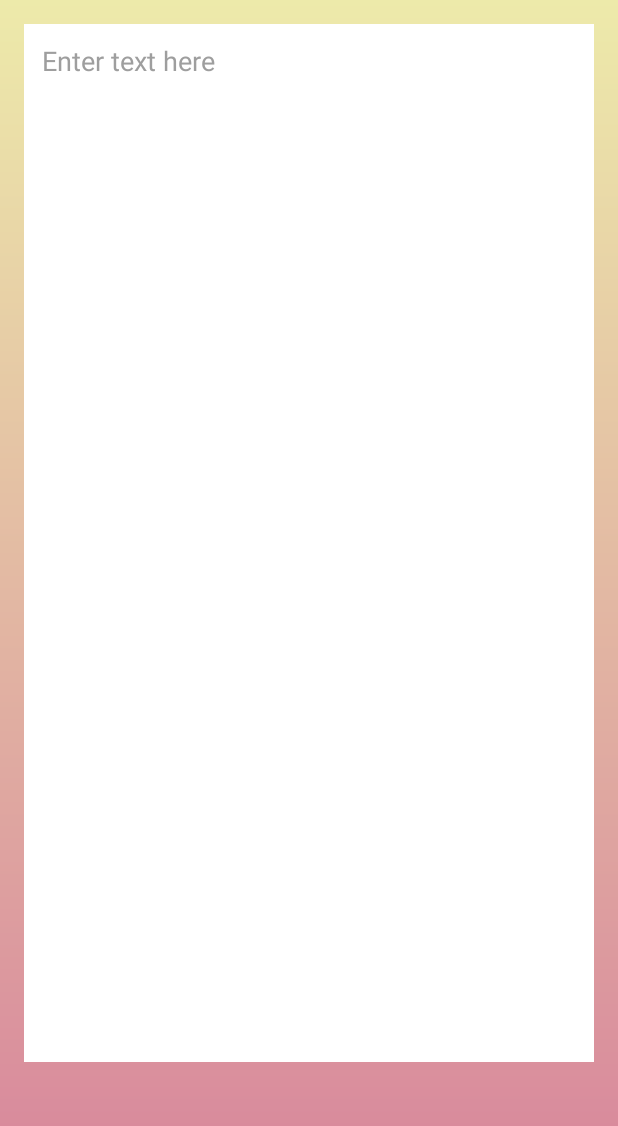
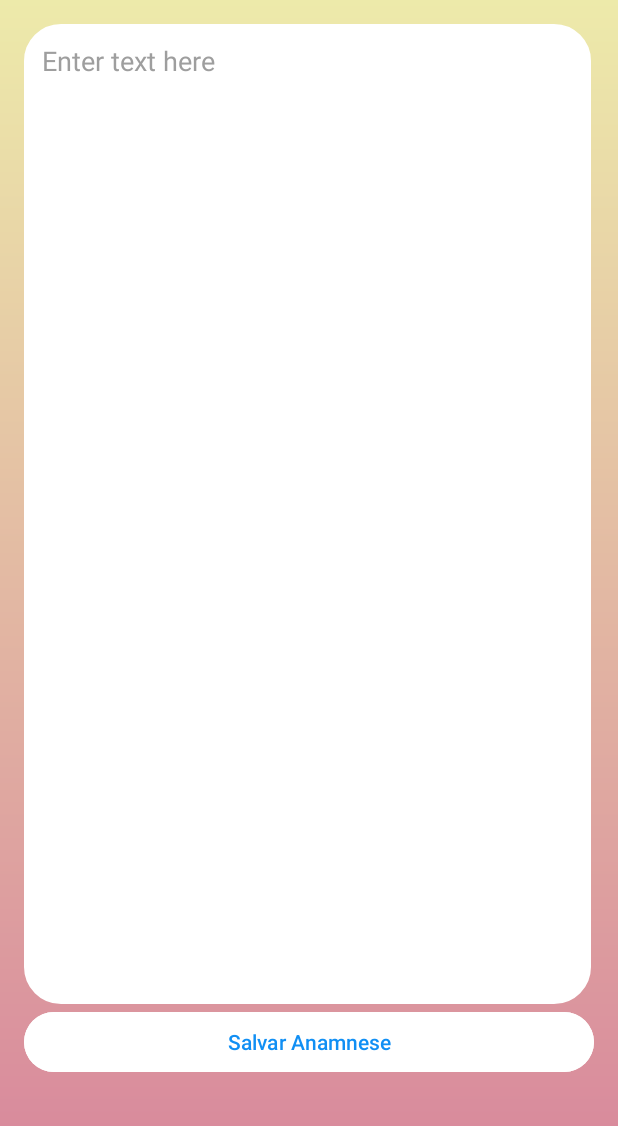
Before and after one commit to Bedablin/projetoquinta, an Android app: the menuIdoso screen opened directly, with no data from a screen before it, after a tap on "Gerenciar Anamnese", on a phone screen of 412 x 824 dp. Shown: the top 1126 px of the screen. Run offline under Robolectric (Android 15) with nearby library versions, the phone set to English and light mode, and no system bars; our stand-ins replace Firebase (no records; nobody signed in at launch, a user with empty details on screens opened directly).

Commit message:
anamnese implementada

```diff
--- a/app/src/main/AndroidManifest.xml
+++ b/app/src/main/AndroidManifest.xml
@@ -13,6 +13,9 @@
         android:supportsRtl="true"
         android:theme="@style/Theme.Idosologin"
         tools:targetApi="31">
+        <activity
+            android:name=".Anamnese"
+            android:exported="false" />
         <activity
             android:name=".Medicamentos"
             android:exported="false" />
--- /dev/null
+++ b/app/src/main/java/com/example/idosologin/Anamnese.kt
@@ -0,0 +1,65 @@
+package com.example.idosologin
+
+import android.content.Intent
+import android.os.Bundle
+import android.util.Log
+import android.widget.Button
+import android.widget.EditText
+import android.widget.Toast
+import androidx.activity.enableEdgeToEdge
+import androidx.appcompat.app.AppCompatActivity
+import androidx.core.view.ViewCompat
+import androidx.core.view.WindowInsetsCompat
+import com.google.firebase.auth.FirebaseUser
+import com.google.firebase.firestore.FirebaseFirestore
+
+
+class Anamnese : AppCompatActivity() {
+
+    private lateinit var anamSaveButton: Button
+    private lateinit var anamInput: EditText
+
+    val db = FirebaseFirestore.getInstance()
+
+
+    override fun onCreate(savedInstanceState: Bundle?) {
+        super.onCreate(savedInstanceState)
+        setContentView(R.layout.anamnese)
+
+        loadAnam()
+
+
+        anamSaveButton = findViewById(R.id.btnAnamSave)
+        anamInput = findViewById(R.id.anamInput)
+
+        anamSaveButton.setOnClickListener {
+            val anamInput2 = anamInput.text.toString()
+            val idosoRef = db.collection("idoso").document("${MainActivity.GlobalData.ultEmail}")
+            val newAnam = mapOf(
+                "anamnese" to anamInput2
+            )
+            idosoRef.update(newAnam)
+
+            startActivity(Intent(this, menuIdoso::class.java))
+            finish()
+
+        }
+    }
+
+
+    private fun loadAnam() {
+
+
+        val idosoRef = db.collection("idoso").document("${MainActivity.GlobalData.ultEmail}")
+        idosoRef.get()
+            .addOnSuccessListener { documentSnapshot ->
+                val anam = documentSnapshot.getString("anamnese")
+                anamInput.setText(anam)
+            }
+
+
+
+
+
+    }
+}
--- a/app/src/main/java/com/example/idosologin/menuIdoso.kt
+++ b/app/src/main/java/com/example/idosologin/menuIdoso.kt
@@ -77,9 +77,10 @@ class menuIdoso : AppCompatActivity() {
         }
 
         anamButton.setOnClickListener {
-            setContentView(R.layout.anamnese)
+            startActivity(Intent(this, Anamnese::class.java))
+            finish()
+        }
 
-        }
     }
 
     private fun loadUserInfo() {
--- a/app/src/main/res/layout/anamnese.xml
+++ b/app/src/main/res/layout/anamnese.xml
@@ -10,14 +10,25 @@
 
     <EditText
         android:id="@+id/anamInput"
-        android:layout_width="match_parent"
-        android:layout_height="692dp"
-        android:background="@color/white"
+        android:layout_width="378dp"
+        android:layout_height="653dp"
+        android:background="@drawable/rounded_corner"
+        android:backgroundTint="@color/white"
+        android:gravity="left"
         android:hint="Enter text here"
         android:padding="12dp"
         android:textColor="#000000"
         android:textColorHint="#9E9E9E"
         android:textSize="18sp"
-        android:gravity="left"/>
+        />
+
+    <Button
+        android:id="@+id/btnAnamSave"
+        android:layout_width="match_parent"
+        android:layout_height="wrap_content"
+        android:layout_marginTop="1dp"
+        android:backgroundTint="@color/white"
+        android:text="Salvar Anamnese"
+        android:textColor="#108FF4" />
 
 </LinearLayout>
```
